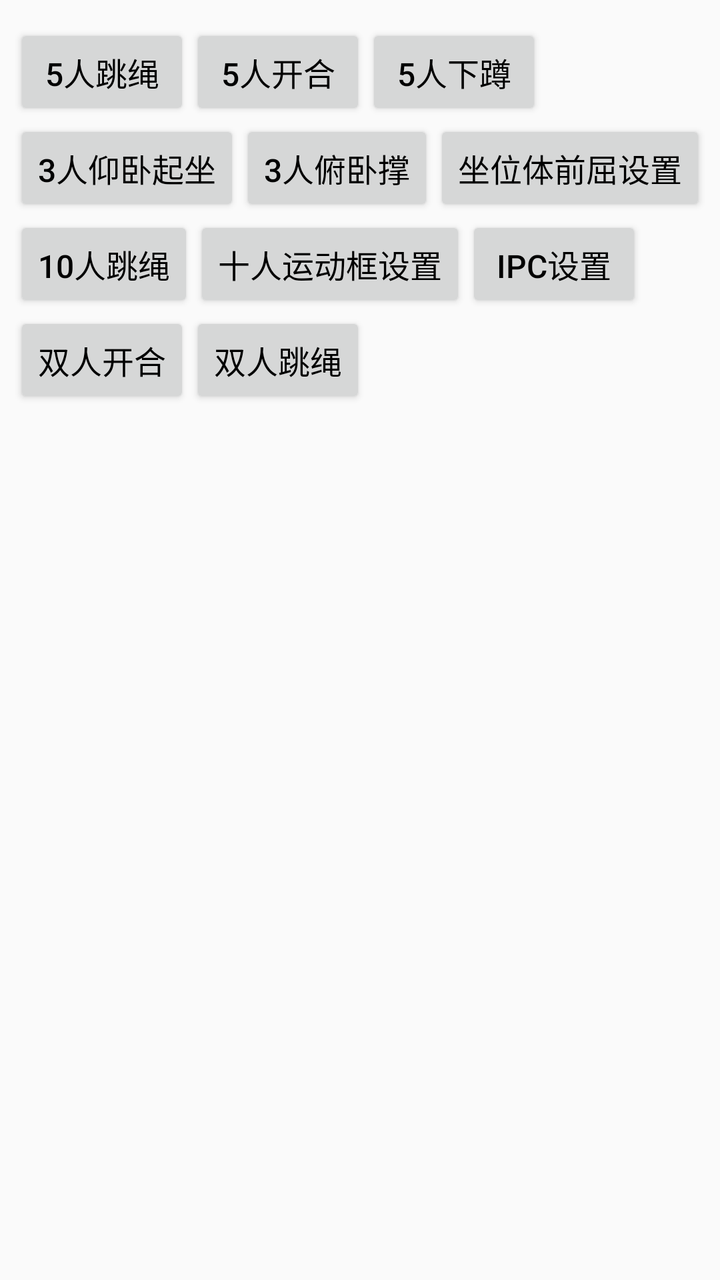
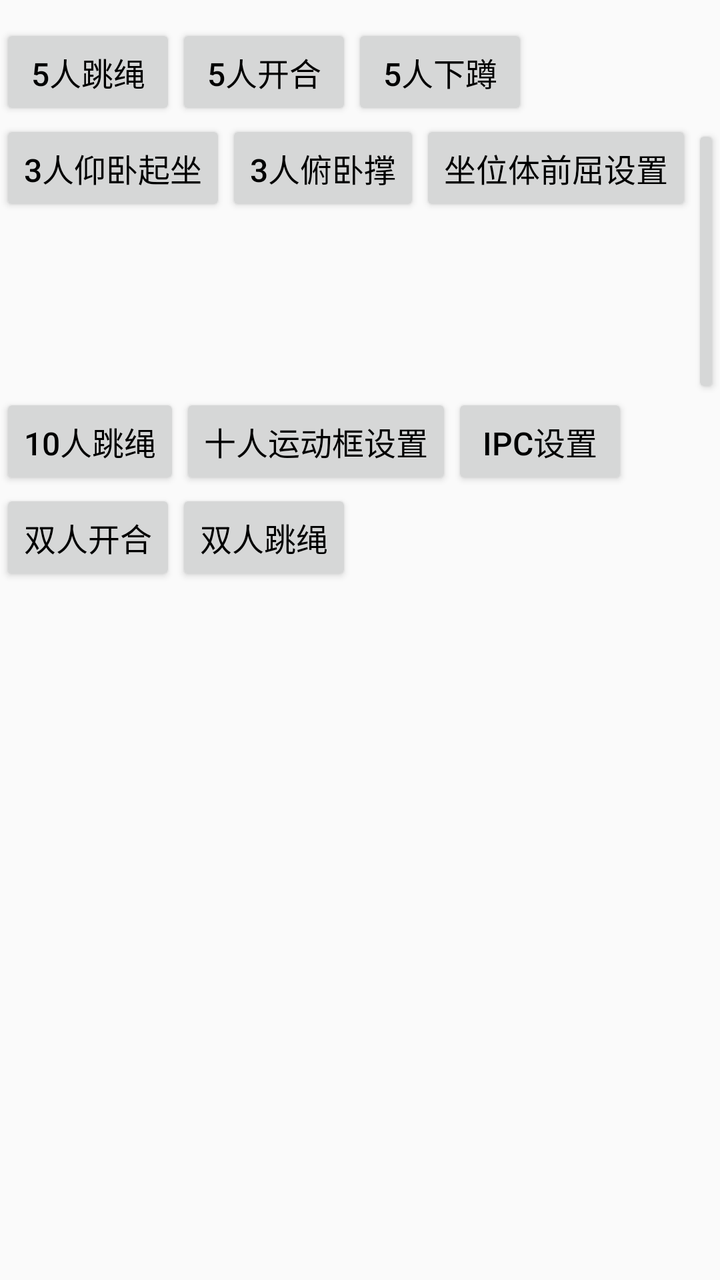

Before-and-after screenshots of an Android layout around one commit, followed by the original layout XML and the change that was made.
<!-- AndroidManifest.xml: application theme AppTheme -->
<!-- res/layout/ac_main.xml -->
<?xml version="1.0" encoding="utf-8"?>
<RelativeLayout xmlns:android="http://schemas.android.com/apk/res/android"
    android:layout_width="match_parent"
    android:layout_height="match_parent">

    <ScrollView
        android:layout_width="wrap_content"
        android:layout_height="match_parent"
        android:layout_centerHorizontal="true"
        android:scrollbars="vertical">

        <LinearLayout
            android:layout_width="wrap_content"
            android:layout_height="wrap_content"
            android:layout_centerInParent="true"
            android:orientation="vertical"
            android:paddingTop="12dp"
            android:paddingBottom="12dp">

            <LinearLayout
                android:layout_width="wrap_content"
                android:layout_height="wrap_content"
                android:orientation="horizontal">

                <Button
                    android:id="@+id/bnt_0"
                    android:layout_width="wrap_content"
                    android:layout_height="wrap_content"
                    android:text="5人跳绳"
                    android:textColor="@color/color_black"
                    android:textSize="16sp" />

                <Button
                    android:id="@+id/bnt_3"
                    android:layout_width="wrap_content"
                    android:layout_height="wrap_content"
                    android:text="5人开合"
                    android:textColor="@color/color_black"
                    android:textSize="16sp" />

                <Button
                    android:id="@+id/bnt_4"
                    android:layout_width="wrap_content"
                    android:layout_height="wrap_content"
                    android:text="5人下蹲"
                    android:textColor="@color/color_black"
                    android:textSize="16sp" />

            </LinearLayout>

            <LinearLayout
                android:layout_width="wrap_content"
                android:layout_height="wrap_content"
                android:orientation="horizontal">

                <Button
                    android:id="@+id/bnt_8"
                    android:layout_width="wrap_content"
                    android:layout_height="wrap_content"
                    android:text="3人仰卧起坐"
                    android:textColor="@color/color_black"
                    android:textSize="16sp" />

                <Button
                    android:id="@+id/bnt_9"
                    android:layout_width="wrap_content"
                    android:layout_height="wrap_content"
                    android:text="3人俯卧撑"
                    android:textColor="@color/color_black"
                    android:textSize="16sp" />

                <Button
                    android:id="@+id/bnt_10"
                    android:layout_width="wrap_content"
                    android:layout_height="wrap_content"
                    android:text="坐位体前屈设置"
                    android:textColor="@color/color_black"
                    android:textSize="16sp" />

            </LinearLayout>

            <LinearLayout
                android:layout_width="wrap_content"
                android:layout_height="wrap_content"
                android:orientation="horizontal">

                <Button
                    android:id="@+id/bnt_11"
                    android:layout_width="wrap_content"
                    android:layout_height="wrap_content"
                    android:text="10人跳绳"
                    android:textColor="@color/color_black"
                    android:textSize="16sp" />
                <Button
                    android:id="@+id/btn_10_region_set"
                    android:layout_width="wrap_content"
                    android:layout_height="wrap_content"
                    android:text="十人运动框设置"
                    android:textColor="@color/color_black"
                    android:textSize="16sp" />
                <Button
                    android:id="@+id/btn_ipc_set"
                    android:layout_width="wrap_content"
                    android:layout_height="wrap_content"
                    android:text="IPC设置"
                    android:textColor="@color/color_black"
                    android:textSize="16sp" />

            </LinearLayout>

            <LinearLayout
                android:layout_width="wrap_content"
                android:layout_height="wrap_content"
                android:orientation="horizontal">

                <Button
                    android:id="@+id/bnt_12"
                    android:layout_width="wrap_content"
                    android:layout_height="wrap_content"
                    android:text="双人开合"
                    android:textColor="@color/color_black"
                    android:textSize="16sp" />

                <Button
                    android:id="@+id/bnt_13"
                    android:layout_width="wrap_content"
                    android:layout_height="wrap_content"
                    android:text="双人跳绳"
                    android:textColor="@color/color_black"
                    android:textSize="16sp" />

            </LinearLayout>

        </LinearLayout>

    </ScrollView>
</RelativeLayout>
<!-- resources referenced by this layout -->
<resources>
  <color name="color_black">#000000</color>
  <style name="AppTheme" parent="Theme.AppCompat.DayNight.NoActionBar">
          <item name="colorPrimary">#00FFFF</item>
          <item name="colorPrimaryDark">#FFFFFF</item>
          <item name="colorAccent">#FFFF00</item>
          <item name="android:windowActionBar">false</item>
          <item name="android:windowNoTitle">true</item>
          <item name="android:windowContentTransitions">true</item>
          <item name="android:statusBarColor">@android:color/transparent</item>
          <item name="android:windowFullscreen">true</item>
          <item name="android:windowTranslucentNavigation">true</item>
          <item name="android:windowTranslucentStatus">true</item>
          <item name="android:windowDisablePreview">true</item>
      </style>
</resources>

<!-- the commit's change to res/layout/ac_main.xml (unified diff, before → after) -->
@@ -77,6 +77,14 @@
                     android:textColor="@color/color_black"
                     android:textSize="16sp" />
 
+                <Button
+                    android:id="@+id/bnt_zw"
+                    android:layout_width="wrap_content"
+                    android:layout_height="wrap_content"
+                    android:text="坐位体前屈"
+                    android:textColor="@color/color_black"
+                    android:textSize="16sp" />
+
             </LinearLayout>
 
             <LinearLayout
